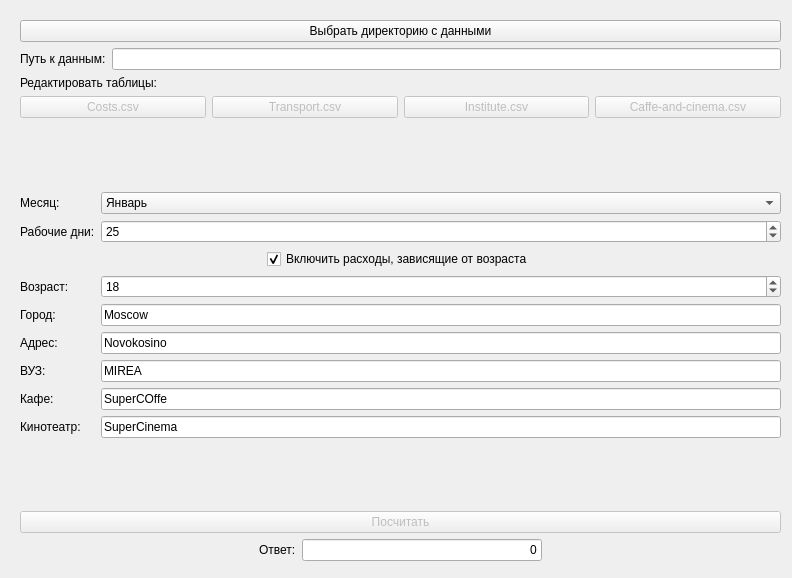
The window that mainwindow.ui (BrinzaBezrukoff/qstudentmoney) describes before a commit, drawn with Qt 5.
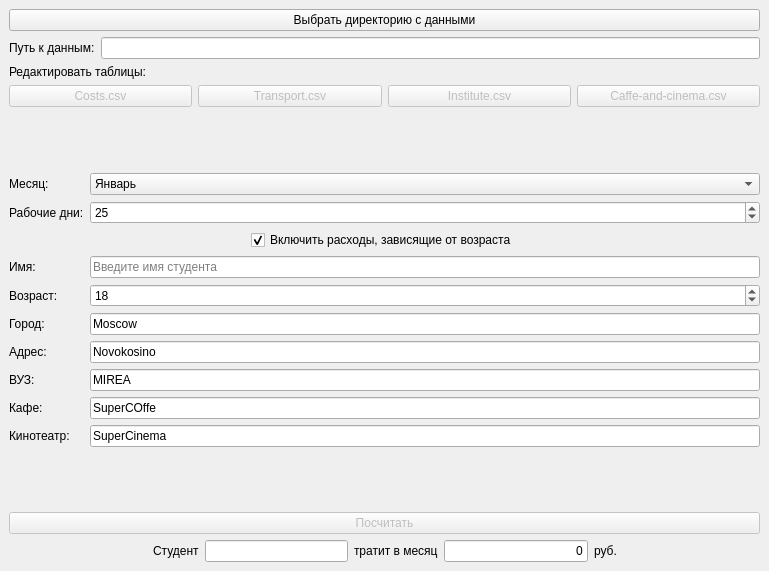
The same window after the commit.

The edit to the form file:
```diff
--- a/mainwindow.ui
+++ b/mainwindow.ui
@@ -6,23 +6,46 @@
    <rect>
     <x>0</x>
     <y>0</y>
-    <width>792</width>
-    <height>578</height>
+    <width>769</width>
+    <height>571</height>
    </rect>
   </property>
+  <property name="sizePolicy">
+   <sizepolicy hsizetype="Preferred" vsizetype="Preferred">
+    <horstretch>0</horstretch>
+    <verstretch>0</verstretch>
+   </sizepolicy>
+  </property>
+  <property name="minimumSize">
+   <size>
+    <width>464</width>
+    <height>491</height>
+   </size>
+  </property>
+  <property name="maximumSize">
+   <size>
+    <width>769</width>
+    <height>571</height>
+   </size>
+  </property>
   <property name="windowTitle">
    <string>qStudentMoney</string>
   </property>
   <widget class="QWidget" name="centralwidget">
-   <widget class="QWidget" name="verticalLayoutWidget">
-    <property name="geometry">
-     <rect>
-      <x>20</x>
-      <y>20</y>
-      <width>761</width>
-      <height>541</height>
-     </rect>
-    </property>
+   <property name="sizePolicy">
+    <sizepolicy hsizetype="Expanding" vsizetype="Expanding">
+     <horstretch>0</horstretch>
+     <verstretch>0</verstretch>
+    </sizepolicy>
+   </property>
+   <property name="maximumSize">
+    <size>
+     <width>792</width>
+     <height>578</height>
+    </size>
+   </property>
+   <layout class="QGridLayout" name="gridLayout_2">
+    <item row="0" column="0">
     <layout class="QVBoxLayout" name="verticalLayout">
      <item>
       <widget class="QPushButton" name="pb_ChooseFiles">
@@ -118,34 +141,7 @@
      </item>
      <item>
       <layout class="QGridLayout" name="gridLayout">
-       <item row="5" column="1">
-        <widget class="QLineEdit" name="le_Address">
-         <property name="text">
-          <string>Novokosino</string>
-         </property>
-         <property name="placeholderText">
-          <string>Введите название района</string>
-         </property>
-        </widget>
-       </item>
-       <item row="3" column="0">
-        <widget class="QLabel" name="label_8">
-         <property name="text">
-          <string>Возраст:</string>
-         </property>
-        </widget>
-       </item>
        <item row="4" column="1">
-        <widget class="QLineEdit" name="le_City">
-         <property name="text">
-          <string>Moscow</string>
-         </property>
-         <property name="placeholderText">
-          <string>Введите название города / населённого пункта</string>
-         </property>
-        </widget>
-       </item>
-       <item row="3" column="1">
         <widget class="QSpinBox" name="sb_Age">
          <property name="minimum">
           <number>1</number>
@@ -161,7 +157,7 @@
          </property>
         </widget>
        </item>
-       <item row="8" column="1">
+        <item row="9" column="1">
         <widget class="QLineEdit" name="le_Cinema">
          <property name="text">
           <string>SuperCinema</string>
@@ -172,30 +168,13 @@
         </widget>
        </item>
        <item row="8" column="0">
-        <widget class="QLabel" name="label_7">
-         <property name="text">
-          <string>Кинотеатр:</string>
-         </property>
-        </widget>
-       </item>
-       <item row="7" column="0">
         <widget class="QLabel" name="label_6">
          <property name="text">
           <string>Кафе:</string>
          </property>
         </widget>
        </item>
-       <item row="6" column="1">
-        <widget class="QLineEdit" name="le_Institute">
-         <property name="text">
-          <string>MIREA</string>
-         </property>
-         <property name="placeholderText">
-          <string>Введите название ВУЗа</string>
-         </property>
-        </widget>
-       </item>
-       <item row="7" column="1">
+        <item row="8" column="1">
         <widget class="QLineEdit" name="le_Caffe">
          <property name="text">
           <string>SuperCOffe</string>
@@ -205,6 +184,88 @@
          </property>
         </widget>
        </item>
+        <item row="6" column="0">
+         <widget class="QLabel" name="label_5">
+          <property name="text">
+           <string>Адрес:</string>
+          </property>
+         </widget>
+        </item>
+        <item row="1" column="0">
+         <widget class="QLabel" name="label_9">
+          <property name="text">
+           <string>Рабочие дни:</string>
+          </property>
+         </widget>
+        </item>
+        <item row="5" column="1">
+         <widget class="QLineEdit" name="le_City">
+          <property name="text">
+           <string>Moscow</string>
+          </property>
+          <property name="placeholderText">
+           <string>Введите название города / населённого пункта</string>
+          </property>
+         </widget>
+        </item>
+        <item row="2" column="0" colspan="2" alignment="Qt::AlignHCenter">
+         <widget class="QCheckBox" name="ch_AgeEffect">
+          <property name="text">
+           <string>Включить расходы, зависящие от возраста</string>
+          </property>
+          <property name="checked">
+           <bool>true</bool>
+          </property>
+         </widget>
+        </item>
+        <item row="1" column="1">
+         <widget class="QSpinBox" name="sb_WorkDays">
+          <property name="maximum">
+           <number>31</number>
+          </property>
+          <property name="value">
+           <number>25</number>
+          </property>
+         </widget>
+        </item>
+        <item row="0" column="0">
+         <widget class="QLabel" name="label_2">
+          <property name="text">
+           <string>Месяц:</string>
+          </property>
+         </widget>
+        </item>
+        <item row="7" column="0">
+         <widget class="QLabel" name="label_3">
+          <property name="text">
+           <string>ВУЗ:</string>
+          </property>
+         </widget>
+        </item>
+        <item row="4" column="0">
+         <widget class="QLabel" name="label_8">
+          <property name="text">
+           <string>Возраст:</string>
+          </property>
+         </widget>
+        </item>
+        <item row="6" column="1">
+         <widget class="QLineEdit" name="le_Address">
+          <property name="text">
+           <string>Novokosino</string>
+          </property>
+          <property name="placeholderText">
+           <string>Введите название района</string>
+          </property>
+         </widget>
+        </item>
+        <item row="9" column="0">
+         <widget class="QLabel" name="label_7">
+          <property name="text">
+           <string>Кинотеатр:</string>
+          </property>
+         </widget>
+        </item>
        <item row="0" column="1">
         <widget class="QComboBox" name="cb_Month">
          <item>
@@ -269,58 +330,34 @@
          </item>
         </widget>
        </item>
-       <item row="0" column="0">
-        <widget class="QLabel" name="label_2">
+        <item row="7" column="1">
+         <widget class="QLineEdit" name="le_Institute">
          <property name="text">
-          <string>Месяц:</string>
+           <string>MIREA</string>
+          </property>
+          <property name="placeholderText">
+           <string>Введите название ВУЗа</string>
          </property>
         </widget>
        </item>
-       <item row="4" column="0">
+        <item row="5" column="0">
         <widget class="QLabel" name="label_4">
          <property name="text">
           <string>Город:</string>
          </property>
         </widget>
        </item>
-       <item row="6" column="0">
-        <widget class="QLabel" name="label_3">
-         <property name="text">
-          <string>ВУЗ:</string>
+        <item row="3" column="1">
+         <widget class="QLineEdit" name="le_Name">
+          <property name="placeholderText">
+           <string>Введите имя студента</string>
          </property>
         </widget>
        </item>
-       <item row="2" column="0" colspan="2" alignment="Qt::AlignHCenter">
-        <widget class="QCheckBox" name="ch_AgeEffect">
+        <item row="3" column="0">
+         <widget class="QLabel" name="label_14">
          <property name="text">
-          <string>Включить расходы, зависящие от возраста</string>
-         </property>
-         <property name="checked">
-          <bool>true</bool>
-         </property>
-        </widget>
-       </item>
-       <item row="5" column="0">
-        <widget class="QLabel" name="label_5">
-         <property name="text">
-          <string>Адрес:</string>
-         </property>
-        </widget>
-       </item>
-       <item row="1" column="0">
-        <widget class="QLabel" name="label_9">
-         <property name="text">
-          <string>Рабочие дни:</string>
-         </property>
-        </widget>
-       </item>
-       <item row="1" column="1">
-        <widget class="QSpinBox" name="sb_WorkDays">
-         <property name="maximum">
-          <number>31</number>
-         </property>
-         <property name="value">
-          <number>25</number>
+           <string>Имя:</string>
          </property>
         </widget>
        </item>
@@ -370,7 +407,24 @@
        <item>
         <widget class="QLabel" name="label">
          <property name="text">
-          <string>Ответ:</string>
+           <string>Студент</string>
+          </property>
+         </widget>
+        </item>
+        <item>
+         <widget class="QLineEdit" name="le_AnswerName">
+          <property name="alignment">
+           <set>Qt::AlignCenter</set>
+          </property>
+          <property name="readOnly">
+           <bool>true</bool>
+          </property>
+         </widget>
+        </item>
+        <item>
+         <widget class="QLabel" name="label_12">
+          <property name="text">
+           <string>тратит в месяц</string>
          </property>
         </widget>
        </item>
@@ -387,6 +441,13 @@
          </property>
         </widget>
        </item>
+        <item>
+         <widget class="QLabel" name="label_13">
+          <property name="text">
+           <string>руб.</string>
+          </property>
+         </widget>
+        </item>
        <item>
         <spacer name="horizontalSpacer_2">
          <property name="orientation">
@@ -403,7 +464,8 @@
       </layout>
      </item>
     </layout>
-   </widget>
+    </item>
+   </layout>
   </widget>
  </widget>
  <resources/>
```
Lines whose indentation alone changed are shown as unchanged.
